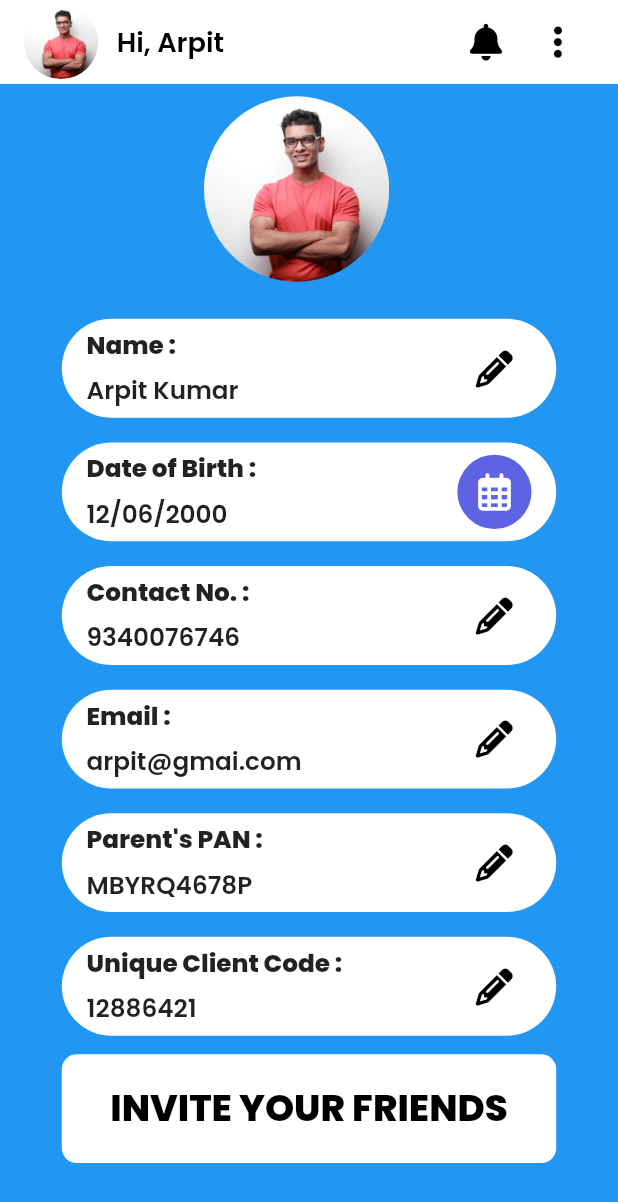
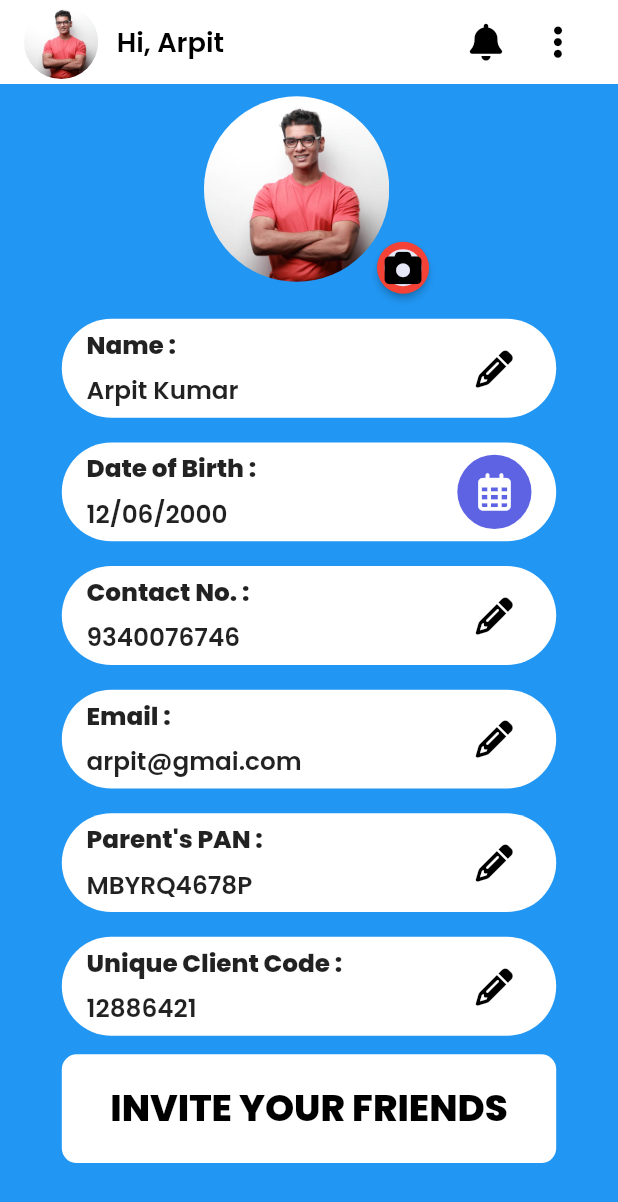
Before and after one commit to Sanjay0907/yaaro, a Flutter app: the Profile screen opened directly, on a phone screen of 412 x 824 dp. Shown: the top 1202 px of the screen. Run offline on Flutter 3.47's test engine with Material 2 defaults, Android fonts, the phone set to English and light mode, and no system bars; drawn by our look-alikes of badges; our stand-ins replace font_awesome_flutter, google_fonts, pin_code_fields, sizer.

Commit message:
Color Modification

```diff
--- a/lib/view/home_page/homepage.dart
+++ b/lib/view/home_page/homepage.dart
@@ -29,7 +29,7 @@ class HomePage extends StatelessWidget {
                 padding: EdgeInsets.symmetric(horizontal: 5.w),
                 height: 13.h,
                 width: 100.w,
-                color: grey,
+                color: purpleLight,
                 alignment: Alignment.center,
                 child: Row(
                   children: [
--- a/lib/view/learn/learn.dart
+++ b/lib/view/learn/learn.dart
@@ -23,7 +23,7 @@ class _LearnState extends State<Learn> {
     return Scaffold(
       appBar: AppBar(
         automaticallyImplyLeading: false,
-        backgroundColor: white,
+        backgroundColor: purpleLight,
         title: Row(
           children: [
             Container(
@@ -58,7 +58,7 @@ class _LearnState extends State<Learn> {
               Align(
                 alignment: Alignment.topCenter,
                 child: Container(
-                  color: grey,
+                  color: purpleLight,
                   alignment: Alignment.center,
                   padding: EdgeInsets.symmetric(vertical: 1.h),
                   height: 13.h,
--- a/lib/view/profile/profile.dart
+++ b/lib/view/profile/profile.dart
@@ -1,5 +1,6 @@
 // ignore_for_file: unused_local_variable
 
+import 'package:badges/badges.dart';
 import 'package:flutter/material.dart';
 import 'package:font_awesome_flutter/font_awesome_flutter.dart';
 import 'package:sizer/sizer.dart';
@@ -76,7 +77,23 @@ class Profile extends StatelessWidget {
               SizedBox(
                 height: 1.h,
               ),
-              Container(
+              Badge(
+                position: BadgePosition.bottomEnd(),
+                badgeContent: Container(
+                  height: 3.h,
+                  width: 3.h,
+                  decoration: BoxDecoration(
+                    color: purpleLight,
+                    shape: BoxShape.circle,
+                  ),
+                  alignment: Alignment.center,
+                  child: FaIcon(
+                    FontAwesomeIcons.camera,
+                    color: black,
+                    size: 3.h,
+                  ),
+                ),
+                child: Container(
                   margin: EdgeInsets.only(right: 2.h),
                   height: 15.h,
                   width: 15.h,
@@ -86,6 +103,7 @@ class Profile extends StatelessWidget {
                         image: AssetImage('assets/images/user.jpg'),
                         fit: BoxFit.cover,
                       )),
+                ),
               ),
               SizedBox(
                 height: 2.h,
```
Also changed, not shown: lib/view/profile/profile_new.dart (+20 -1 lines). Lines whose indentation alone changed are shown as unchanged.
